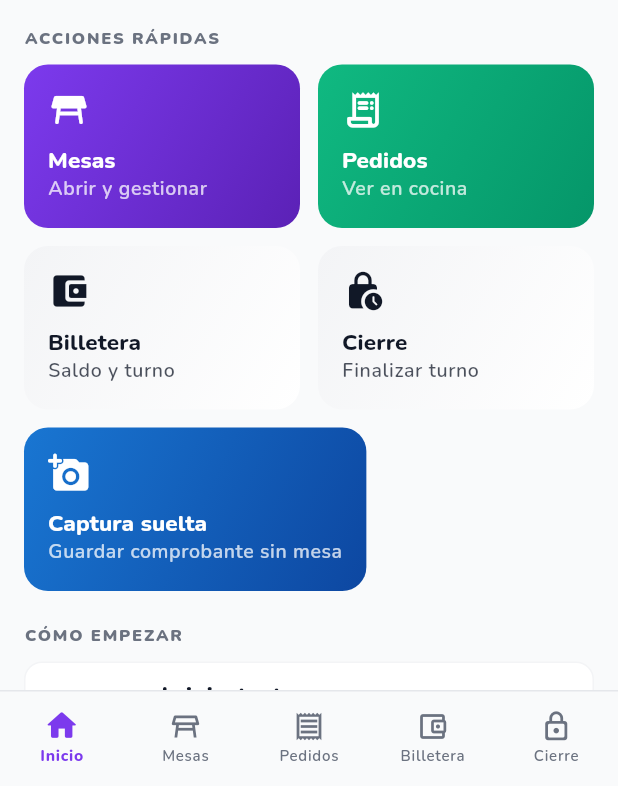
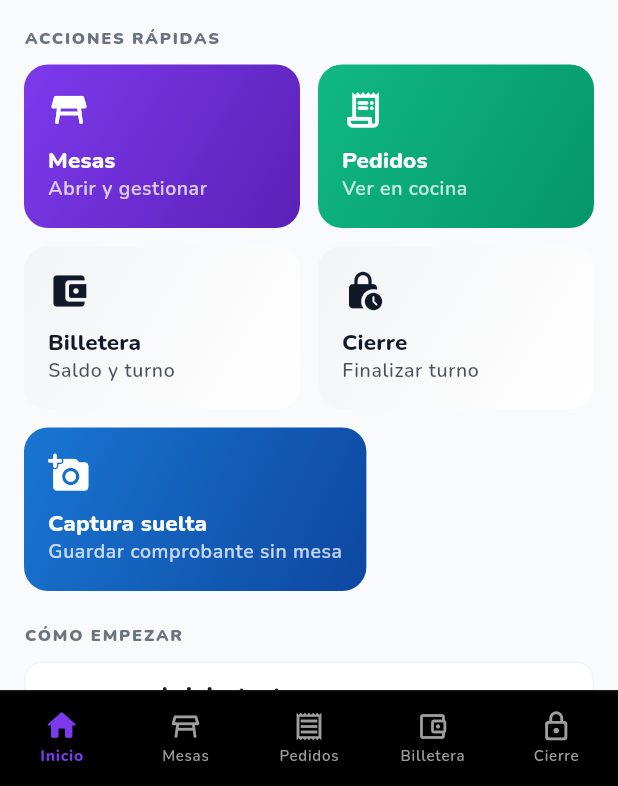
Before and after one commit to TheWiche/the-base, a Flutter app: the screen it shows after launch, after a tap on the "dark mode" icon, on a phone screen of 412 x 824 dp, the part 450-1236 px from its top. Run offline on Flutter 3.47's test engine with Material 3 defaults, Android fonts, the phone set to English and light mode, and no system bars; our stand-ins replace flutter_local_notifications, flutter_riverpod, go_router, google_fonts, image_picker, isar and 4 more; accounts and stored records are empty; generated files the repository leaves out were written again.

Commit message:
fix: nav bar negro puro siempre, como TikTok (v1.2.9)

```diff
--- a/lib/core/router/app_router.dart
+++ b/lib/core/router/app_router.dart
@@ -365,19 +365,11 @@ class _ChevereNavBarState extends State<_ChevereNavBar>
 
   @override
   Widget build(BuildContext context) {
-    final isDark = widget.isDark;
-    final n      = _shellDests.length;
+    final n = _shellDests.length;
 
-    // La barra usa el mismo fondo que el Scaffold: se funde con el contenido
-    // igual que TikTok. En oscuro zinc-950 ≈ negro — el scrim de MIUI es
-    // invisible. En claro gray-50 ≈ blanco puro.
-    final bg = isDark ? AppColors.darkBackground : AppColors.lightBackground;
-    final inactiveColor = isDark
-        ? AppColors.darkOnSurfaceVariant  // zinc-400
-        : AppColors.lightOnSurfaceVariant; // gray-500
-    final dividerColor = isDark
-        ? AppColors.darkOutline            // zinc-700
-        : AppColors.lightOutline;          // gray-200
+    // Negro puro como TikTok: el scrim de MIUI sobre negro es invisible.
+    const bg            = Colors.black;
+    const inactiveColor = Colors.grey;
 
     final bottomInset = MediaQuery.of(context).viewPadding.bottom;
     return ColoredBox(
@@ -390,9 +382,9 @@ class _ChevereNavBarState extends State<_ChevereNavBar>
             child: Stack(
               children: [
                 // Línea divisoria superior
-                Positioned(
+                const Positioned(
                   top: 0, left: 0, right: 0,
-                  child: Divider(height: 1, thickness: 1, color: dividerColor),
+                  child: Divider(height: 1, thickness: 1, color: Color(0x1AFFFFFF)),
                 ),
 
                 // Píldora deslizante
@@ -414,9 +406,7 @@ class _ChevereNavBarState extends State<_ChevereNavBar>
                           height: 40,
                           child: DecoratedBox(
                             decoration: BoxDecoration(
-                              color: AppColors.primary.withValues(
-                                alpha: isDark ? 0.15 : 0.10,
-                              ),
+                              color: const Color(0x1AFFFFFF), // blanco 10 %
                               borderRadius: BorderRadius.circular(20),
                             ),
                           ),
--- a/pubspec.yaml
+++ b/pubspec.yaml
@@ -1,7 +1,7 @@
 name: the_base
 description: The Base — Billetera del Mesero. Offline-first waiter billing and KDS system.
 publish_to: "none"
-version: 1.2.8+11
+version: 1.2.9+12
 
 environment:
   sdk: ">=3.4.0 <4.0.0"
```
